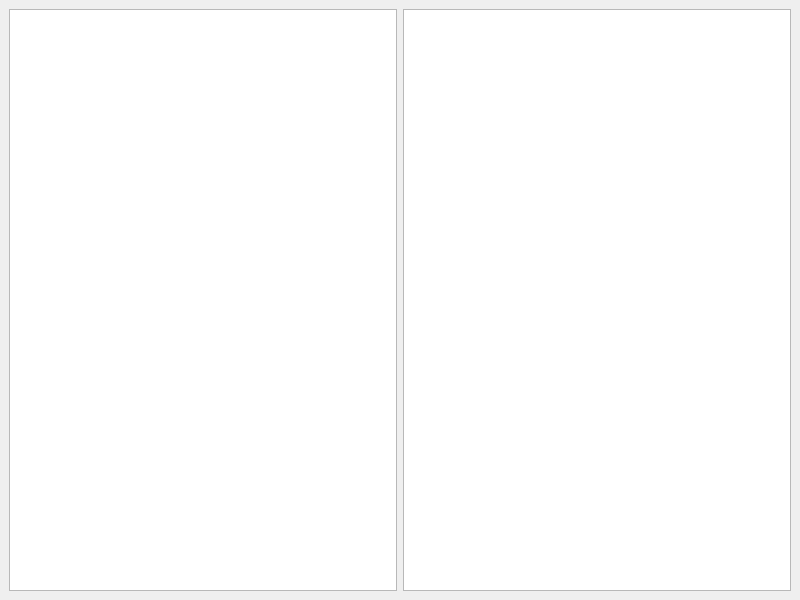
Before: the Qt Designer form mainwindow.ui in Digvijay-Bokey/FinderPlus, drawn with Qt 5.
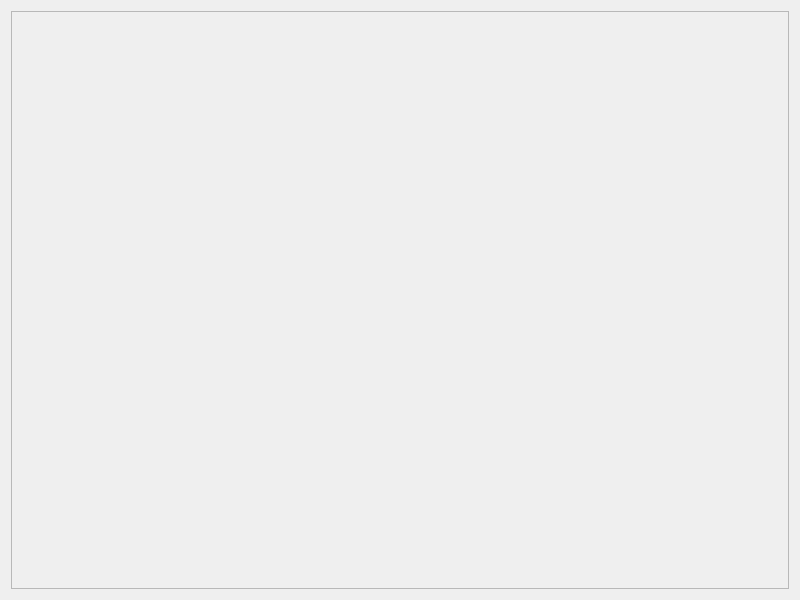
After: the same form once the commit is applied.

Commit message: It looks much better

Diff of the .ui file:
```diff
--- a/mainwindow.ui
+++ b/mainwindow.ui
@@ -11,18 +11,21 @@
    </rect>
   </property>
   <widget class="QWidget" name="centralwidget">
-   <layout class="QHBoxLayout" name="horizontalLayout">
+   <layout class="QVBoxLayout" name="verticalLayout">
     <item>
-     <widget class="QListWidget" name="listWidget"/>
-    </item>
-    <item>
-     <widget class="QStackedWidget" name="stackedWidget">
-      <widget class="QTreeView" name="treeView"/>
+     <widget class="QScrollArea" name="scrollArea">
+      <property name="widgetResizable">
+       <bool>true</bool>
+      </property>
+      <widget class="QWidget" name="scrollAreaWidgetContents">
+       <layout class="QVBoxLayout" name="verticalLayout_2"/>
+      </widget>
      </widget>
     </item>
    </layout>
   </widget>
  </widget>
+ <layoutdefault spacing="6" margin="11"/>
  <resources/>
  <connections/>
 </ui>
```
Left out of the diff: 3 changed lines with no effect on the pictures. The commit also changes 1 other file.
